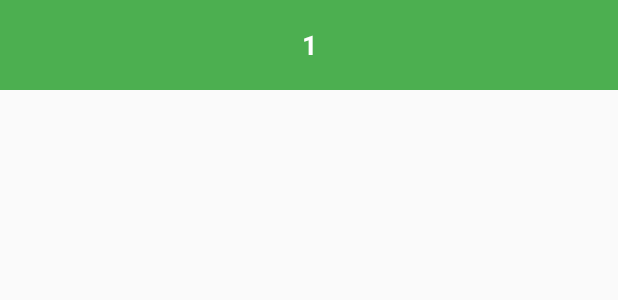
After one commit to yunmi-dev/SmartLib-seat-management, an Android app: the layout item_seat.xml on its own in the app's theme, with its tools: preview values and no code run, on a phone screen of 412 x 824 dp. The commit adds this screen. Shown: the top 300 px of the screen. Run offline under Robolectric (Android 15) with nearby library versions, the phone set to English and light mode, and no system bars; network calls fail.

Commit message:
feat: 2 Layout files

```diff
--- /dev/null
+++ b/Client_System/app/src/main/res/layout/item_seat.xml
@@ -0,0 +1,18 @@
+<?xml version="1.0" encoding="utf-8"?>
+<RelativeLayout xmlns:android="http://schemas.android.com/apk/res/android"
+    android:id="@+id/seatBackground"
+    android:layout_width="match_parent"
+    android:layout_height="60dp"
+    android:background="#4CAF50"
+    android:padding="4dp">
+
+    <TextView
+        android:id="@+id/tvSeatNumber"
+        android:layout_width="match_parent"
+        android:layout_height="match_parent"
+        android:text="1"
+        android:textSize="18sp"
+        android:textColor="#FFFFFF"
+        android:textStyle="bold"
+        android:gravity="center"/>
+</RelativeLayout>
```
Also changed, not shown: Client_System/app/src/main/res/layout/activity_main.xml (+106 -12 lines).
